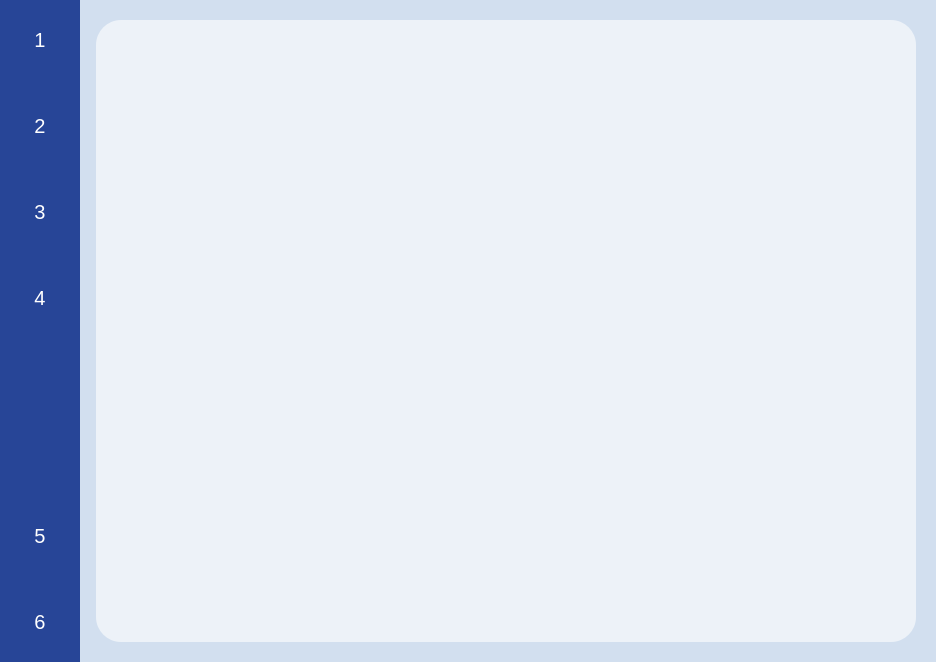
Old version of the form mainwindow.ui in the repository CodePupil-min/eems.
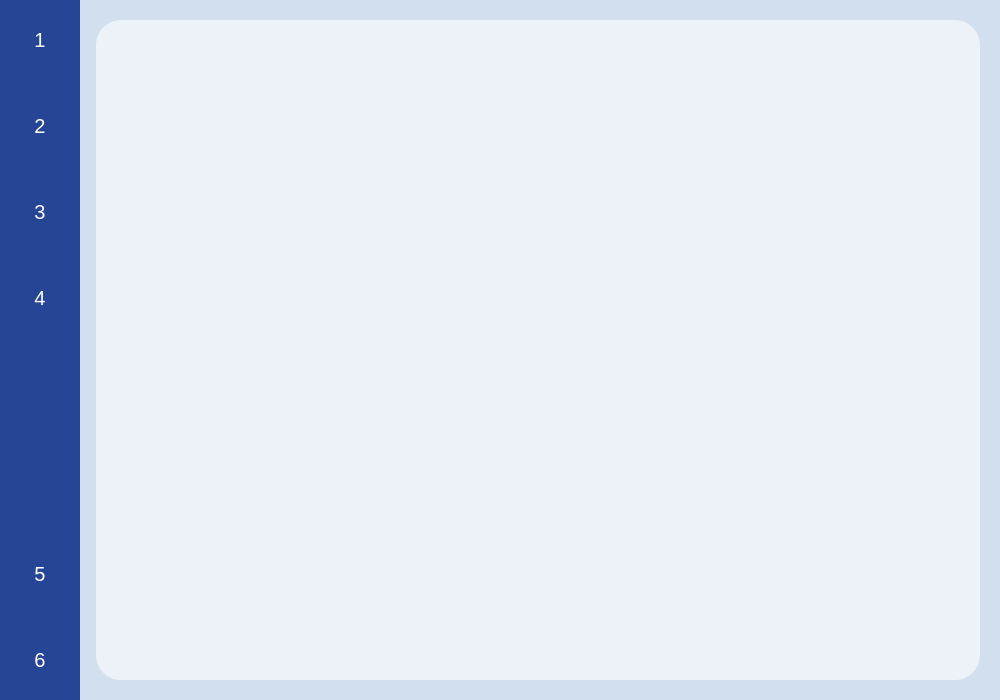
New version of the form.

Patch:
```diff
--- a/mainwindow.ui
+++ b/mainwindow.ui
@@ -6,10 +6,16 @@
    <rect>
     <x>0</x>
     <y>0</y>
-    <width>936</width>
-    <height>662</height>
+    <width>1000</width>
+    <height>700</height>
    </rect>
   </property>
+  <property name="minimumSize">
+   <size>
+    <width>1000</width>
+    <height>700</height>
+   </size>
+  </property>
   <property name="windowTitle">
    <string>MainWindow</string>
   </property>
```
